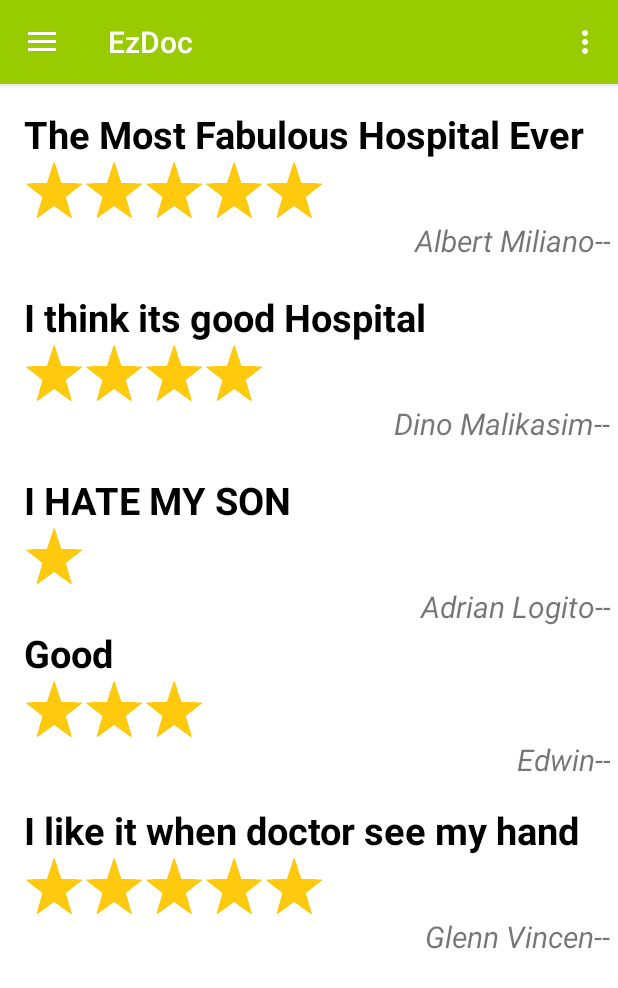
After one commit to HarisWeitani/EzDoc, an Android app: the fragment RumahSakitReviewFragment placed in its activity, on a phone screen of 412 x 824 dp. The commit adds this screen. Shown: the top 988 px of the screen. Run offline under Robolectric (Android 15) with nearby library versions, the phone set to English and light mode, and no system bars.

Commit message:
Review Done not debugged

```diff
--- a/app/src/main/java/com/example/sirwarfox/easydoctor/RumahSakitAbcFragment.java
+++ b/app/src/main/java/com/example/sirwarfox/easydoctor/RumahSakitAbcFragment.java
@@ -8,6 +8,7 @@ import android.support.v4.app.FragmentTransaction;
 import android.view.LayoutInflater;
 import android.view.View;
 import android.view.ViewGroup;
+import android.widget.ImageView;
 import android.widget.Toast;
 
 /**
@@ -26,11 +27,10 @@ public class RumahSakitAbcFragment extends Fragment {
     public void onViewCreated(View view, @Nullable Bundle savedInstanceState) {
         super.onViewCreated(view, savedInstanceState);
 
-
         view.findViewById(R.id.btnLihatDaftarDokter).setOnClickListener(new View.OnClickListener() {
             @Override
             public void onClick(View view) {
-                Toast.makeText(getActivity(), "Rumah Sakit abc Pressed", Toast.LENGTH_SHORT).show();
+//                Toast.makeText(getActivity(), "Rumah Sakit abc Pressed", Toast.LENGTH_SHORT).show();
                 Fragment fragment = new DokterHarisLogitoFragment();
 
                 FragmentManager fragmentManager = getActivity().getSupportFragmentManager();
@@ -41,5 +41,27 @@ public class RumahSakitAbcFragment extends Fragment {
                 fragmentTransaction.commit();
             }
         });
+
+        view.findViewById(R.id.btnImageBookmark).setOnClickListener(new View.OnClickListener() {
+            @Override
+            public void onClick(View view) {
+                Toast.makeText(getActivity(), "Bookmarked", Toast.LENGTH_LONG).show();
+            }
+        });
+
+        view.findViewById(R.id.btnReview).setOnClickListener(new View.OnClickListener() {
+            @Override
+            public void onClick(View view) {
+                Fragment fragment = new RumahSakitReviewFragment();
+
+                FragmentManager fragmentManager = getActivity().getSupportFragmentManager();
+                FragmentTransaction fragmentTransaction = fragmentManager.beginTransaction();
+
+                fragmentTransaction.replace(R.id.screen_area, fragment);
+                fragmentTransaction.addToBackStack(null);
+                fragmentTransaction.commit();
+
+            }
+        });
     }
 }
--- /dev/null
+++ b/app/src/main/java/com/example/sirwarfox/easydoctor/RumahSakitReviewFragment.java
@@ -0,0 +1,26 @@
+package com.example.sirwarfox.easydoctor;
+
+import android.os.Bundle;
+import android.support.annotation.Nullable;
+import android.support.v4.app.Fragment;
+import android.view.LayoutInflater;
+import android.view.View;
+import android.view.ViewGroup;
+
+/**
+ * Created by Haris weitani on 07-Dec-17.
+ */
+
+public class RumahSakitReviewFragment extends Fragment {
+
+    @Nullable
+    @Override
+    public View onCreateView(LayoutInflater inflater, @Nullable ViewGroup container, @Nullable Bundle savedInstanceState) {
+        return inflater.inflate(R.layout.fragment_rumahsakit_review,null);
+    }
+
+    @Override
+    public void onViewCreated(View view, @Nullable Bundle savedInstanceState) {
+        super.onViewCreated(view, savedInstanceState);
+    }
+}
--- a/app/src/main/res/layout/fragment_forum.xml
+++ b/app/src/main/res/layout/fragment_forum.xml
@@ -1,11 +1,13 @@
 <?xml version="1.0" encoding="utf-8"?>
-<ScrollView xmlns:android="http://schemas.android.com/apk/res/android"
+<ScrollView
+    xmlns:android="http://schemas.android.com/apk/res/android"
     android:layout_width="match_parent"
     android:layout_height="match_parent"
     android:background="@android:color/white"
     android:paddingLeft="16dp"
     android:paddingRight="5dp"
-    android:paddingTop="16dp">
+    android:paddingTop="16dp"
+    >
 
     <LinearLayout
         android:layout_width="match_parent"
--- a/app/src/main/res/layout/fragment_rumahsakit_abc.xml
+++ b/app/src/main/res/layout/fragment_rumahsakit_abc.xml
@@ -100,11 +100,14 @@
         android:orientation="horizontal"
         android:layout_marginTop="20dp"
         >
+
         <ImageButton
+            android:id="@+id/btnImageBookmark"
             android:layout_width="50dip"
             android:layout_height="50dip"
             android:background="@drawable/bookmark"
             />
+
         <TextView
             android:layout_width="wrap_content"
             android:layout_height="wrap_content"
@@ -122,6 +125,7 @@
             />
 
         <ImageButton
+            android:id="@+id/btnReview"
             android:layout_width="50dip"
             android:layout_height="50dip"
             android:background="@drawable/review"
--- /dev/null
+++ b/app/src/main/res/layout/fragment_rumahsakit_review.xml
@@ -0,0 +1,245 @@
+<?xml version="1.0" encoding="utf-8"?>
+<ScrollView
+    xmlns:android="http://schemas.android.com/apk/res/android"
+    android:layout_width="match_parent"
+    android:layout_height="match_parent"
+    android:background="@android:color/white"
+    android:paddingLeft="16dp"
+    android:paddingTop="16dp"
+    android:paddingRight="5dp"
+    >
+
+    <LinearLayout
+        android:layout_width="match_parent"
+        android:layout_height="match_parent"
+        android:orientation="vertical"
+        android:paddingBottom="20dp"
+        android:background="@android:color/white"
+        >
+
+        <TextView
+            android:layout_width="match_parent"
+            android:layout_height="wrap_content"
+            android:text="The Most Fabulous Hospital Ever"
+            android:textSize="25sp"
+            android:textStyle="bold"
+            android:textColor="@color/colorFont"
+            />
+
+        <LinearLayout
+            android:layout_width="match_parent"
+            android:layout_height="match_parent"
+            android:orientation="horizontal"
+            >
+            <ImageView
+                android:layout_width="40dip"
+                android:layout_height="40dip"
+                android:src="@drawable/star_icon"
+                />
+            <ImageView
+                android:layout_width="40dip"
+                android:layout_height="40dip"
+                android:src="@drawable/star_icon"
+                />
+            <ImageView
+                android:layout_width="40dip"
+                android:layout_height="40dip"
+                android:src="@drawable/star_icon"
+                />
+            <ImageView
+                android:layout_width="40dip"
+                android:layout_height="40dip"
+                android:src="@drawable/star_icon"
+                />
+            <ImageView
+                android:layout_width="40dip"
+                android:layout_height="40dip"
+                android:src="@drawable/star_icon"
+                />
+
+        </LinearLayout>
+
+        <TextView
+            android:layout_width="match_parent"
+            android:layout_height="wrap_content"
+            android:text="Albert Miliano--"
+            android:textSize="20sp"
+            android:gravity="right"
+            android:textStyle="italic"
+            />
+
+        <TextView
+            android:layout_marginTop="20dp"
+            android:layout_width="match_parent"
+            android:layout_height="wrap_content"
+            android:text="I think its good Hospital"
+            android:textSize="25sp"
+            android:textStyle="bold"
+            android:textColor="@color/colorFont"
+            />
+
+        <LinearLayout
+            android:layout_width="match_parent"
+            android:layout_height="match_parent"
+            android:orientation="horizontal"
+            >
+            <ImageView
+                android:layout_width="40dip"
+                android:layout_height="40dip"
+                android:src="@drawable/star_icon"
+                />
+            <ImageView
+                android:layout_width="40dip"
+                android:layout_height="40dip"
+                android:src="@drawable/star_icon"
+                />
+            <ImageView
+                android:layout_width="40dip"
+                android:layout_height="40dip"
+                android:src="@drawable/star_icon"
+                />
+            <ImageView
+                android:layout_width="40dip"
+                android:layout_height="40dip"
+                android:src="@drawable/star_icon"
+                />
+
+        </LinearLayout>
+
+        <TextView
+            android:layout_width="match_parent"
+            android:layout_height="wrap_content"
+            android:text="Dino Malikasim--"
+            android:textSize="20sp"
+            android:gravity="right"
+            android:textStyle="italic"
+            />
+
+        <TextView
+            android:layout_marginTop="20dp"
+            android:layout_width="match_parent"
+            android:layout_height="wrap_content"
+            android:text="I HATE MY SON"
+            android:textSize="25sp"
+            android:textStyle="bold"
+            android:textColor="@color/colorFont"
+            />
+
+        <LinearLayout
+            android:layout_width="match_parent"
+            android:layout_height="match_parent"
+            android:orientation="horizontal"
+            >
+            <ImageView
+                android:layout_width="40dip"
+                android:layout_height="40dip"
+                android:src="@drawable/star_icon"
+                />
+
+        </LinearLayout>
+
+        <TextView
+            android:layout_width="match_parent"
+            android:layout_height="wrap_content"
+            android:text="Adrian Logito--"
+            android:textSize="20sp"
+            android:gravity="right"
+            android:textStyle="italic"
+            />
+
+
+        <TextView
+            android:layout_width="match_parent"
+            android:layout_height="wrap_content"
+            android:text="Good"
+            android:textSize="25sp"
+            android:textStyle="bold"
+            android:textColor="@color/colorFont"
+            />
+
+        <LinearLayout
+            android:layout_width="match_parent"
+            android:layout_height="match_parent"
+            android:orientation="horizontal"
+            >
+            <ImageView
+                android:layout_width="40dip"
+                android:layout_height="40dip"
+                android:src="@drawable/star_icon"
+                />
+            <ImageView
+                android:layout_width="40dip"
+                android:layout_height="40dip"
+                android:src="@drawable/star_icon"
+                />
+            <ImageView
+                android:layout_width="40dip"
+                android:layout_height="40dip"
+                android:src="@drawable/star_icon"
+                />
+        </LinearLayout>
+
+        <TextView
+            android:layout_width="match_parent"
+            android:layout_height="wrap_content"
+            android:text="Edwin--"
+            android:textSize="20sp"
+            android:gravity="right"
+            android:textStyle="italic"
+            />
+
+
+        <TextView
+            android:layout_marginTop="16dp"
+            android:layout_width="match_parent"
+            android:layout_height="wrap_content"
+            android:text="I like it when doctor see my hand"
+            android:textSize="25sp"
+            android:textStyle="bold"
+            android:textColor="@color/colorFont"
+            />
+
+        <LinearLayout
+            android:layout_width="match_parent"
+            android:layout_height="match_parent"
+            android:orientation="horizontal"
+            >
+            <ImageView
+                android:layout_width="40dip"
+                android:layout_height="40dip"
+                android:src="@drawable/star_icon"
+                />
+            <ImageView
+                android:layout_width="40dip"
+                android:layout_height="40dip"
+                android:src="@drawable/star_icon"
+                />
+            <ImageView
+                android:layout_width="40dip"
+                android:layout_height="40dip"
+                android:src="@drawable/star_icon"
+                />
+            <ImageView
+                android:layout_width="40dip"
+                android:layout_height="40dip"
+                android:src="@drawable/star_icon"
+                />
+            <ImageView
+                android:layout_width="40dip"
+                android:layout_height="40dip"
+                android:src="@drawable/star_icon"
+                />
+
+        </LinearLayout>
+
+        <TextView
+            android:layout_width="match_parent"
+            android:layout_height="wrap_content"
+            android:text="Glenn Vincen--"
+            android:textSize="20sp"
+            android:gravity="right"
+            android:textStyle="italic"
+            />
+
+    </LinearLayout>
+</ScrollView>
```
Also changed, not shown: app/src/main/res/drawable/bookmarked.png (added).
